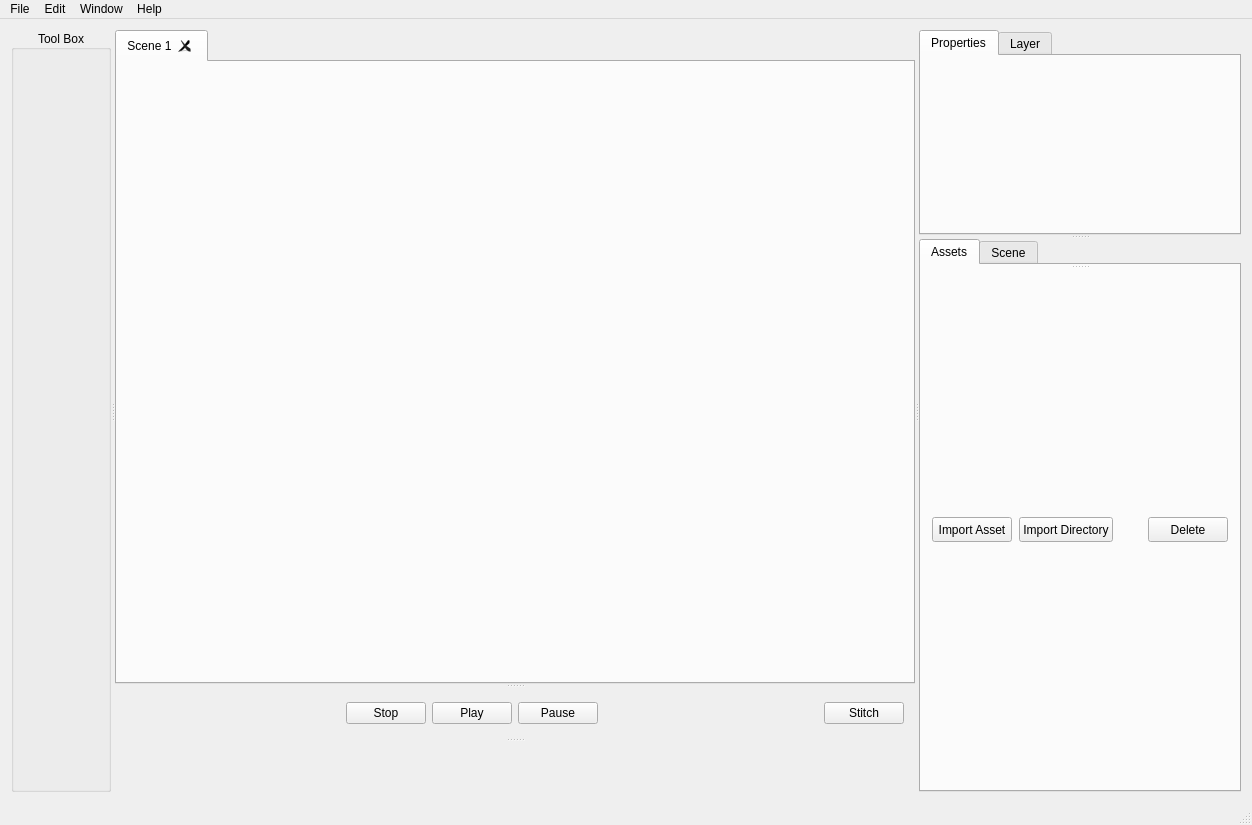
This is Animic/UiFiles/animic.ui in MervynArt96/AnimicCreator as Qt 5 draws it before an edit. The edited form follows.
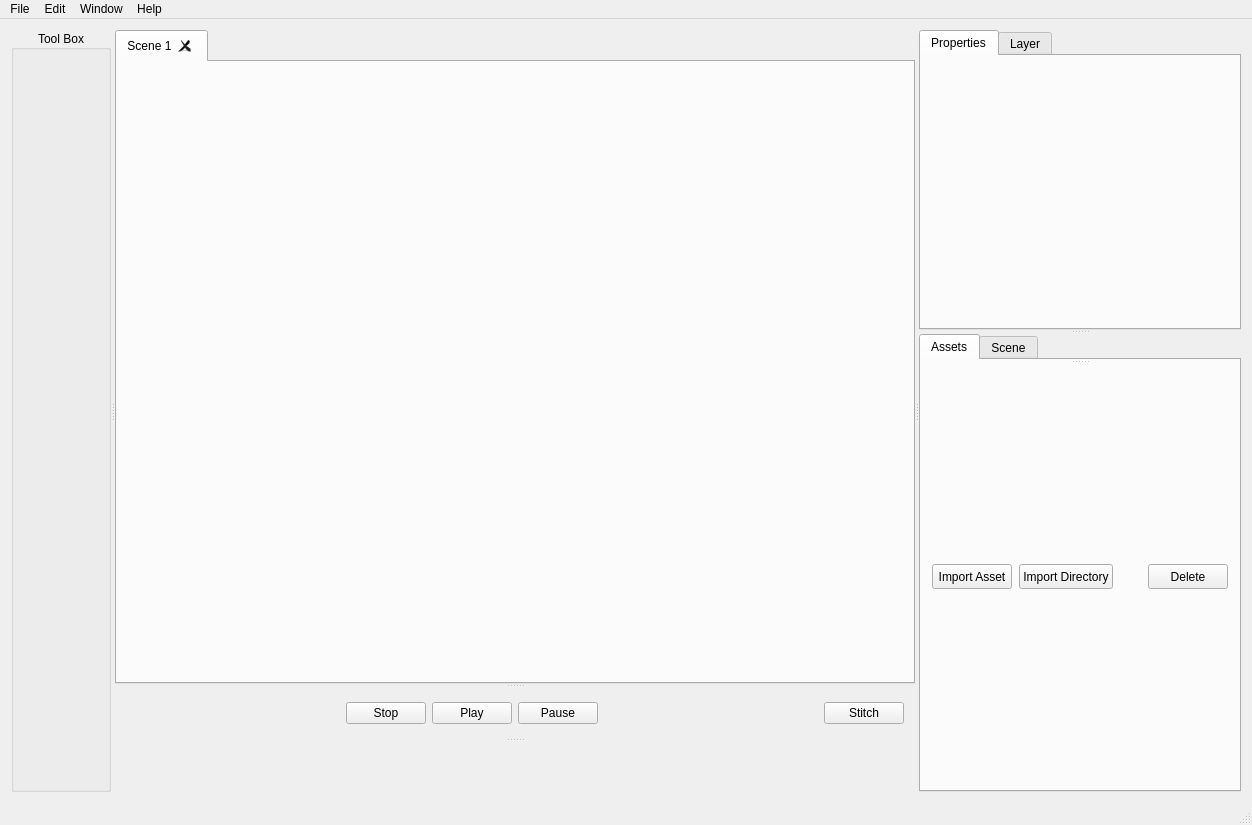
This is the edited form.

```diff
--- a/Animic/UiFiles/animic.ui
+++ b/Animic/UiFiles/animic.ui
@@ -215,7 +215,7 @@
            <property name="minimumSize">
             <size>
              <width>100</width>
-             <height>200</height>
+             <height>300</height>
             </size>
            </property>
            <property name="maximumSize">
@@ -343,6 +343,12 @@
                  <property name="spacing">
                   <number>7</number>
                  </property>
+                 <property name="leftMargin">
+                  <number>11</number>
+                 </property>
+                 <property name="rightMargin">
+                  <number>11</number>
+                 </property>
                  <item>
                   <widget class="QPushButton" name="btnImportAsset">
                    <property name="minimumSize">
```
